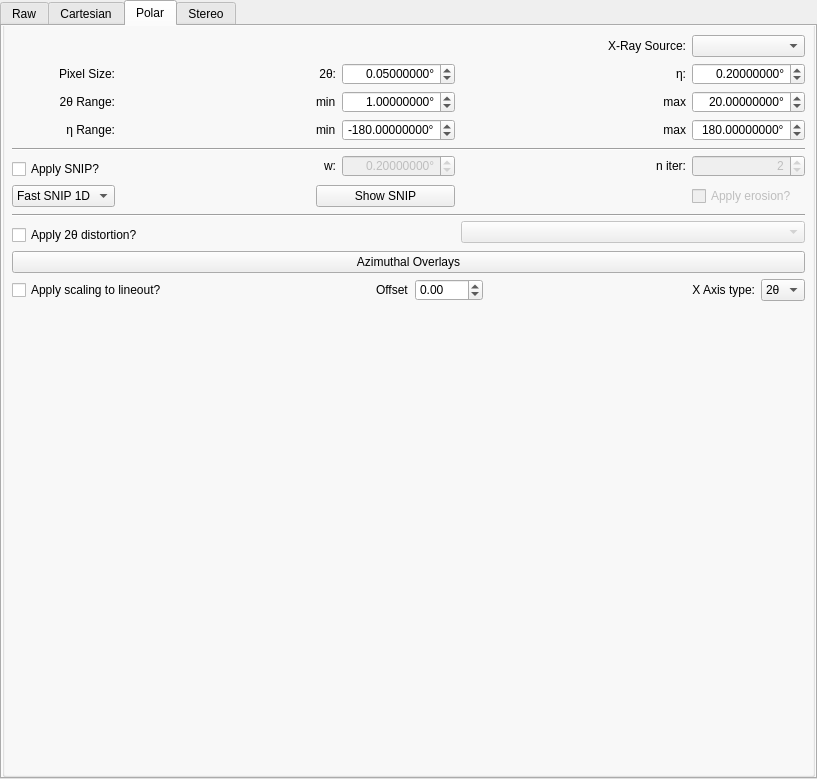
Qt form hexrdgui/resources/ui/image_mode_widget.ui (HEXRD/hexrdgui) before a commit.
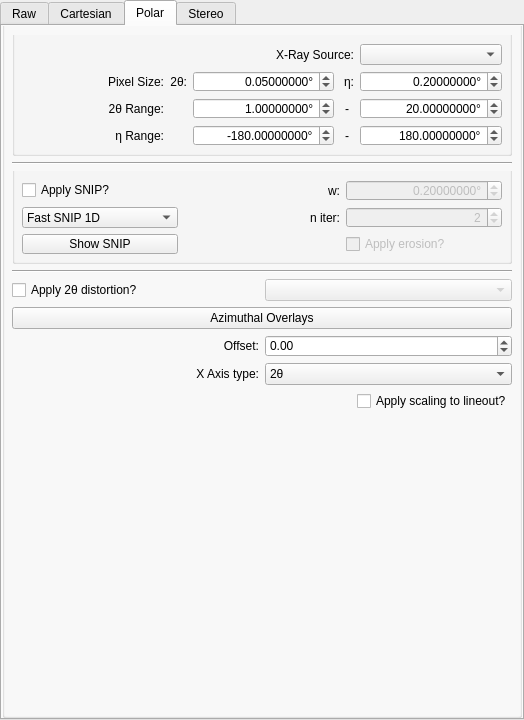
The same form after that commit. The open tabs and pages were chosen to show the change. Custom widgets are drawn as their Qt base class.

```diff
--- a/hexrdgui/resources/ui/image_mode_widget.ui
+++ b/hexrdgui/resources/ui/image_mode_widget.ui
@@ -6,8 +6,8 @@
    <rect>
     <x>0</x>
     <y>0</y>
-    <width>817</width>
-    <height>779</height>
+    <width>524</width>
+    <height>720</height>
    </rect>
   </property>
   <layout class="QGridLayout" name="gridLayout_4">
@@ -331,89 +331,15 @@
          </property>
          <layout class="QVBoxLayout" name="verticalLayout">
           <item>
-           <layout class="QGridLayout" name="gridLayout_3">
-            <item row="5" column="0" rowspan="2" colspan="7">
-             <widget class="Line" name="line_above_snip">
-              <property name="orientation">
-               <enum>Qt::Horizontal</enum>
+           <layout class="QVBoxLayout" name="verticalLayout_5">
+            <item>
+             <widget class="QGroupBox" name="groupBox_3">
+              <property name="title">
+               <string/>
               </property>
-             </widget>
-            </item>
-            <item row="3" column="5">
-             <widget class="QLabel" name="label_5">
-              <property name="text">
-               <string>max</string>
-              </property>
-              <property name="alignment">
-               <set>Qt::AlignRight|Qt::AlignTrailing|Qt::AlignVCenter</set>
-              </property>
-             </widget>
-            </item>
-            <item row="4" column="2">
-             <widget class="QLabel" name="label_14">
-              <property name="text">
-               <string>min</string>
-              </property>
-             </widget>
-            </item>
-            <item row="2" column="5">
-             <widget class="QLabel" name="label_2">
-              <property name="text">
-               <string>η:</string>
-              </property>
-              <property name="alignment">
-               <set>Qt::AlignRight|Qt::AlignTrailing|Qt::AlignVCenter</set>
-              </property>
-             </widget>
-            </item>
-            <item row="8" column="6">
-             <widget class="QCheckBox" name="polar_apply_erosion">
-              <property name="enabled">
-               <bool>false</bool>
-              </property>
-              <property name="toolTip">
-               <string>Apply binary erosion to eliminate edge artifacts.</string>
-              </property>
-              <property name="text">
-               <string>Apply erosion?</string>
-              </property>
-             </widget>
-            </item>
-            <item row="15" column="0">
-             <layout class="QHBoxLayout" name="horizontalLayout">
-              <property name="spacing">
-               <number>0</number>
-              </property>
-             </layout>
-            </item>
-            <item row="2" column="0">
-             <widget class="QLabel" name="label_3">
-              <property name="text">
-               <string>Pixel Size:</string>
-              </property>
-              <property name="alignment">
-               <set>Qt::AlignRight|Qt::AlignTrailing|Qt::AlignVCenter</set>
-              </property>
-             </widget>
-            </item>
-            <item row="6" column="2" rowspan="2">
-             <widget class="QLabel" name="label_10">
-              <property name="enabled">
-               <bool>true</bool>
-              </property>
-              <property name="text">
-               <string>w:</string>
-              </property>
-              <property name="alignment">
-               <set>Qt::AlignRight|Qt::AlignTrailing|Qt::AlignVCenter</set>
-              </property>
-             </widget>
-            </item>
-            <item row="6" column="3" rowspan="2">
-             <widget class="ScientificDoubleSpinBox" name="polar_snip1d_width">
-              <property name="enabled">
-               <bool>false</bool>
-              </property>
+              <layout class="QGridLayout" name="gridLayout_7">
+               <item row="1" column="4">
+                <widget class="ScientificDoubleSpinBox" name="polar_pixel_size_eta">
               <property name="alignment">
                <set>Qt::AlignRight|Qt::AlignTrailing|Qt::AlignVCenter</set>
               </property>
@@ -427,10 +353,10 @@
                <number>8</number>
               </property>
               <property name="minimum">
-               <double>0.000010000000000</double>
+                  <double>0.000100000000000</double>
               </property>
               <property name="maximum">
-               <double>100.000000000000000</double>
+                  <double>360.000000000000000</double>
               </property>
               <property name="singleStep">
                <double>0.100000000000000</double>
@@ -440,24 +366,37 @@
               </property>
              </widget>
             </item>
-            <item row="4" column="5">
-             <widget class="QLabel" name="label_15">
+               <item row="0" column="4">
+                <widget class="QComboBox" name="polar_active_beam">
+                 <property name="toolTip">
+                  <string>&lt;html&gt;&lt;head/&gt;&lt;body&gt;&lt;p&gt;Set the X-Ray Source used to create the polar view. This X-Ray Source will also be used in any place int he program where a single x-ray source is expected.&lt;/p&gt;&lt;p&gt;This option is only visible if an instrument with multiple x-ray sources is loaded.&lt;/p&gt;&lt;/body&gt;&lt;/html&gt;</string>
+                 </property>
+                </widget>
+               </item>
+               <item row="0" column="2" colspan="2">
+                <widget class="QLabel" name="polar_active_beam_label">
+                 <property name="toolTip">
+                  <string>&lt;html&gt;&lt;head/&gt;&lt;body&gt;&lt;p&gt;Set the X-Ray Source used to create the polar view. This X-Ray Source will also be used in any place int he program where a single x-ray source is expected.&lt;/p&gt;&lt;p&gt;This option is only visible if an instrument with multiple x-ray sources is loaded.&lt;/p&gt;&lt;/body&gt;&lt;/html&gt;</string>
+                 </property>
               <property name="text">
-               <string>max</string>
+                  <string>X-Ray Source:</string>
               </property>
               <property name="alignment">
                <set>Qt::AlignRight|Qt::AlignTrailing|Qt::AlignVCenter</set>
               </property>
              </widget>
             </item>
-            <item row="3" column="3">
-             <widget class="ScientificDoubleSpinBox" name="polar_res_tth_min">
+               <item row="1" column="2">
+                <widget class="ScientificDoubleSpinBox" name="polar_pixel_size_tth">
               <property name="alignment">
                <set>Qt::AlignRight|Qt::AlignTrailing|Qt::AlignVCenter</set>
               </property>
               <property name="keyboardTracking">
                <bool>false</bool>
               </property>
+                 <property name="prefix">
+                  <string/>
+                 </property>
               <property name="suffix">
                <string>°</string>
               </property>
@@ -465,51 +404,77 @@
                <number>8</number>
               </property>
               <property name="minimum">
-               <double>0.000010000000000</double>
+                  <double>0.000100000000000</double>
               </property>
               <property name="maximum">
-               <double>180.000000000000000</double>
+                  <double>10.000000000000000</double>
               </property>
               <property name="singleStep">
                <double>0.010000000000000</double>
               </property>
               <property name="value">
-               <double>1.000000000000000</double>
+                  <double>0.050000000000000</double>
+                 </property>
+                </widget>
+               </item>
+               <item row="3" column="2">
+                <widget class="ScientificDoubleSpinBox" name="polar_res_eta_min">
+                 <property name="alignment">
+                  <set>Qt::AlignRight|Qt::AlignTrailing|Qt::AlignVCenter</set>
+                 </property>
+                 <property name="keyboardTracking">
+                  <bool>false</bool>
+                 </property>
+                 <property name="suffix">
+                  <string>°</string>
+                 </property>
+                 <property name="decimals">
+                  <number>8</number>
+                 </property>
+                 <property name="minimum">
+                  <double>-360.000000000000000</double>
+                 </property>
+                 <property name="maximum">
+                  <double>360.000000000000000</double>
+                 </property>
+                 <property name="value">
+                  <double>-180.000000000000000</double>
+                 </property>
+                </widget>
+               </item>
+               <item row="3" column="4">
+                <widget class="ScientificDoubleSpinBox" name="polar_res_eta_max">
+                 <property name="alignment">
+                  <set>Qt::AlignRight|Qt::AlignTrailing|Qt::AlignVCenter</set>
+                 </property>
+                 <property name="keyboardTracking">
+                  <bool>false</bool>
+                 </property>
+                 <property name="suffix">
+                  <string>°</string>
+                 </property>
+                 <property name="decimals">
+                  <number>8</number>
+                 </property>
+                 <property name="minimum">
+                  <double>-360.000000000000000</double>
+                 </property>
+                 <property name="maximum">
+                  <double>360.000000000000000</double>
+                 </property>
+                 <property name="value">
+                  <double>180.000000000000000</double>
               </property>
              </widget>
             </item>
             <item row="3" column="0">
-             <widget class="QLabel" name="label_4">
-              <property name="text">
-               <string>2θ Range:</string>
-              </property>
-              <property name="alignment">
-               <set>Qt::AlignRight|Qt::AlignTrailing|Qt::AlignVCenter</set>
-              </property>
-             </widget>
-            </item>
-            <item row="9" column="0" rowspan="2" colspan="7">
-             <widget class="Line" name="line_above_tth_distortion">
-              <property name="orientation">
-               <enum>Qt::Horizontal</enum>
-              </property>
-             </widget>
-            </item>
-            <item row="11" column="0" colspan="2">
-             <widget class="QCheckBox" name="polar_apply_tth_distortion">
-              <property name="enabled">
-               <bool>true</bool>
-              </property>
-              <property name="toolTip">
-               <string>&lt;html&gt;&lt;head/&gt;&lt;body&gt;&lt;p&gt;Apply 2θ distortion from an overlay to the polar view.&lt;/p&gt;&lt;p&gt;2θ distortion may only be applied using an overlay that has Sample Layer Distortion enabled.&lt;/p&gt;&lt;/body&gt;&lt;/html&gt;</string>
-              </property>
-              <property name="text">
-               <string>Apply 2θ distortion?</string>
-              </property>
-             </widget>
-            </item>
-            <item row="4" column="0">
              <widget class="QLabel" name="label_13">
+                 <property name="sizePolicy">
+                  <sizepolicy hsizetype="Preferred" vsizetype="Preferred">
+                   <horstretch>0</horstretch>
+                   <verstretch>0</verstretch>
+                  </sizepolicy>
+                 </property>
               <property name="text">
                <string>η Range:</string>
               </property>
@@ -518,11 +483,59 @@
               </property>
              </widget>
             </item>
+               <item row="1" column="3">
+                <widget class="QLabel" name="label_2">
+                 <property name="sizePolicy">
+                  <sizepolicy hsizetype="Fixed" vsizetype="Preferred">
+                   <horstretch>0</horstretch>
+                   <verstretch>0</verstretch>
+                  </sizepolicy>
+                 </property>
+                 <property name="text">
+                  <string> η:</string>
+                 </property>
+                 <property name="alignment">
+                  <set>Qt::AlignRight|Qt::AlignTrailing|Qt::AlignVCenter</set>
+                 </property>
+                </widget>
+               </item>
             <item row="2" column="3">
-             <widget class="ScientificDoubleSpinBox" name="polar_pixel_size_tth">
+                <widget class="QLabel" name="label_5">
+                 <property name="sizePolicy">
+                  <sizepolicy hsizetype="Preferred" vsizetype="Preferred">
+                   <horstretch>0</horstretch>
+                   <verstretch>0</verstretch>
+                  </sizepolicy>
+                 </property>
+                 <property name="text">
+                  <string>-</string>
+                 </property>
               <property name="alignment">
+                  <set>Qt::AlignCenter</set>
+                 </property>
+                </widget>
+               </item>
+               <item row="2" column="0">
+                <widget class="QLabel" name="label_4">
+                 <property name="sizePolicy">
+                  <sizepolicy hsizetype="Preferred" vsizetype="Preferred">
+                   <horstretch>0</horstretch>
+                   <verstretch>0</verstretch>
+                  </sizepolicy>
+                 </property>
+                 <property name="text">
+                  <string>2θ Range:</string>
+                 </property>
+                 <property name="alignment">
                <set>Qt::AlignRight|Qt::AlignTrailing|Qt::AlignVCenter</set>
               </property>
+                </widget>
+               </item>
+               <item row="2" column="4">
+                <widget class="ScientificDoubleSpinBox" name="polar_res_tth_max">
+                 <property name="alignment">
+                  <set>Qt::AlignRight|Qt::AlignTrailing|Qt::AlignVCenter</set>
+                 </property>
               <property name="keyboardTracking">
                <bool>false</bool>
               </property>
@@ -533,93 +546,126 @@
                <number>8</number>
               </property>
               <property name="minimum">
-               <double>0.000100000000000</double>
+                  <double>0.000010000000000</double>
               </property>
               <property name="maximum">
-               <double>10.000000000000000</double>
+                  <double>180.000000000000000</double>
               </property>
               <property name="singleStep">
                <double>0.010000000000000</double>
               </property>
               <property name="value">
-               <double>0.050000000000000</double>
+                  <double>20.000000000000000</double>
               </property>
              </widget>
             </item>
-            <item row="8" column="2" colspan="2">
+               <item row="2" column="2">
+                <widget class="ScientificDoubleSpinBox" name="polar_res_tth_min">
+                 <property name="alignment">
+                  <set>Qt::AlignRight|Qt::AlignTrailing|Qt::AlignVCenter</set>
+                 </property>
+                 <property name="keyboardTracking">
+                  <bool>false</bool>
+                 </property>
+                 <property name="suffix">
+                  <string>°</string>
+                 </property>
+                 <property name="decimals">
+                  <number>8</number>
+                 </property>
+                 <property name="minimum">
+                  <double>0.000010000000000</double>
+                 </property>
+                 <property name="maximum">
+                  <double>180.000000000000000</double>
+                 </property>
+                 <property name="singleStep">
+                  <double>0.010000000000000</double>
+                 </property>
+                 <property name="value">
+                  <double>1.000000000000000</double>
+                 </property>
+                </widget>
+               </item>
+               <item row="3" column="3">
+                <widget class="QLabel" name="label_12">
+                 <property name="sizePolicy">
+                  <sizepolicy hsizetype="Preferred" vsizetype="Preferred">
+                   <horstretch>0</horstretch>
+                   <verstretch>0</verstretch>
+                  </sizepolicy>
+                 </property>
+                 <property name="text">
+                  <string>-</string>
+                 </property>
+                 <property name="alignment">
+                  <set>Qt::AlignCenter</set>
+                 </property>
+                </widget>
+               </item>
+               <item row="1" column="1">
+                <widget class="QLabel" name="label_6">
+                 <property name="sizePolicy">
+                  <sizepolicy hsizetype="Fixed" vsizetype="Preferred">
+                   <horstretch>0</horstretch>
+                   <verstretch>0</verstretch>
+                  </sizepolicy>
+                 </property>
+                 <property name="text">
+                  <string>2θ:</string>
+                 </property>
+                 <property name="alignment">
+                  <set>Qt::AlignRight|Qt::AlignTrailing|Qt::AlignVCenter</set>
+                 </property>
+                </widget>
+               </item>
+               <item row="1" column="0">
+                <widget class="QLabel" name="label_3">
+                 <property name="sizePolicy">
+                  <sizepolicy hsizetype="Preferred" vsizetype="Preferred">
+                   <horstretch>0</horstretch>
+                   <verstretch>0</verstretch>
+                  </sizepolicy>
+                 </property>
+                 <property name="text">
+                  <string>Pixel Size:</string>
+                 </property>
+                 <property name="alignment">
+                  <set>Qt::AlignRight|Qt::AlignTrailing|Qt::AlignVCenter</set>
+                 </property>
+                </widget>
+               </item>
+              </layout>
+             </widget>
+            </item>
+            <item>
+             <widget class="Line" name="line_above_snip">
+              <property name="orientation">
+               <enum>Qt::Horizontal</enum>
+              </property>
+             </widget>
+            </item>
+            <item>
+             <widget class="QGroupBox" name="snip_group">
+              <property name="title">
+               <string/>
+              </property>
+              <layout class="QGridLayout" name="gridLayout_6">
+               <item row="2" column="0">
              <widget class="QPushButton" name="polar_show_snip1d">
               <property name="text">
                <string>Show SNIP</string>
               </property>
              </widget>
             </item>
-            <item row="4" column="3">
-             <widget class="ScientificDoubleSpinBox" name="polar_res_eta_min">
-              <property name="alignment">
-               <set>Qt::AlignRight|Qt::AlignTrailing|Qt::AlignVCenter</set>
-              </property>
-              <property name="keyboardTracking">
-               <bool>false</bool>
-              </property>
-              <property name="suffix">
-               <string>°</string>
-              </property>
-              <property name="decimals">
-               <number>8</number>
-              </property>
-              <property name="minimum">
-               <double>-360.000000000000000</double>
-              </property>
-              <property name="maximum">
-               <double>360.000000000000000</double>
-              </property>
-              <property name="value">
-               <double>-180.000000000000000</double>
-              </property>
-             </widget>
-            </item>
-            <item row="6" column="4" rowspan="2">
-             <spacer name="horizontalSpacer_2">
-              <property name="orientation">
-               <enum>Qt::Horizontal</enum>
-              </property>
-              <property name="sizeHint" stdset="0">
-               <size>
-                <width>40</width>
-                <height>20</height>
-               </size>
-              </property>
-             </spacer>
-            </item>
-            <item row="2" column="6">
-             <widget class="ScientificDoubleSpinBox" name="polar_pixel_size_eta">
-              <property name="alignment">
-               <set>Qt::AlignRight|Qt::AlignTrailing|Qt::AlignVCenter</set>
-              </property>
-              <property name="keyboardTracking">
-               <bool>false</bool>
-              </property>
-              <property name="suffix">
-               <string>°</string>
-              </property>
-              <property name="decimals">
-               <number>8</number>
-              </property>
-              <property name="minimum">
-               <double>0.000100000000000</double>
-              </property>
-              <property name="maximum">
-               <double>360.000000000000000</double>
-              </property>
-              <property name="singleStep">
-               <double>0.100000000000000</double>
-              </property>
-              <property name="value">
-               <double>0.200000000000000</double>
-              </property>
-             </widget>
-            </item>
-            <item row="8" column="0">
+               <item row="0" column="0">
+                <widget class="QCheckBox" name="polar_apply_snip1d">
+                 <property name="text">
+                  <string>Apply SNIP?</string>
+                 </property>
+                </widget>
+               </item>
+               <item row="1" column="0">
              <widget class="QComboBox" name="polar_snip1d_algorithm">
               <item>
                <property name="text">
@@ -638,35 +684,151 @@
               </item>
              </widget>
             </item>
-            <item row="13" column="0" colspan="7">
+               <item row="0" column="2">
+                <widget class="ScientificDoubleSpinBox" name="polar_snip1d_width">
+                 <property name="enabled">
+                  <bool>false</bool>
+                 </property>
+                 <property name="alignment">
+                  <set>Qt::AlignRight|Qt::AlignTrailing|Qt::AlignVCenter</set>
+                 </property>
+                 <property name="keyboardTracking">
+                  <bool>false</bool>
+                 </property>
+                 <property name="suffix">
+                  <string>°</string>
+                 </property>
+                 <property name="decimals">
+                  <number>8</number>
+                 </property>
+                 <property name="minimum">
+                  <double>0.000010000000000</double>
+                 </property>
+                 <property name="maximum">
+                  <double>100.000000000000000</double>
+                 </property>
+                 <property name="singleStep">
+                  <double>0.100000000000000</double>
+                 </property>
+                 <property name="value">
+                  <double>0.200000000000000</double>
+                 </property>
+                </widget>
+               </item>
+               <item row="0" column="1">
+                <widget class="QLabel" name="label_10">
+                 <property name="enabled">
+                  <bool>true</bool>
+                 </property>
+                 <property name="text">
+                  <string>w:</string>
+                 </property>
+                 <property name="alignment">
+                  <set>Qt::AlignRight|Qt::AlignTrailing|Qt::AlignVCenter</set>
+                 </property>
+                </widget>
+               </item>
+               <item row="1" column="1">
+                <widget class="QLabel" name="label_11">
+                 <property name="enabled">
+                  <bool>true</bool>
+                 </property>
+                 <property name="text">
+                  <string>n iter:</string>
+                 </property>
+                 <property name="alignment">
+                  <set>Qt::AlignRight|Qt::AlignTrailing|Qt::AlignVCenter</set>
+                 </property>
+                </widget>
+               </item>
+               <item row="1" column="2">
+                <widget class="QSpinBox" name="polar_snip1d_numiter">
+                 <property name="enabled">
+                  <bool>false</bool>
+                 </property>
+                 <property name="alignment">
+                  <set>Qt::AlignRight|Qt::AlignTrailing|Qt::AlignVCenter</set>
+                 </property>
+                 <property name="keyboardTracking">
+                  <bool>false</bool>
+                 </property>
+                 <property name="minimum">
+                  <number>1</number>
+                 </property>
+                 <property name="maximum">
+                  <number>100</number>
+                 </property>
+                 <property name="value">
+                  <number>2</number>
+                 </property>
+                </widget>
+               </item>
+               <item row="2" column="2">
+                <widget class="QCheckBox" name="polar_apply_erosion">
+                 <property name="enabled">
+                  <bool>false</bool>
+                 </property>
+                 <property name="toolTip">
+                  <string>Apply binary erosion to eliminate edge artifacts.</string>
+                 </property>
+                 <property name="text">
+                  <string>Apply erosion?</string>
+                 </property>
+                </widget>
+               </item>
+              </layout>
+             </widget>
+            </item>
+            <item>
+             <widget class="Line" name="line_above_tth_distortion">
+              <property name="orientation">
+               <enum>Qt::Horizontal</enum>
+              </property>
+             </widget>
+            </item>
+            <item>
+             <layout class="QHBoxLayout" name="horizontalLayout">
+              <item>
+               <widget class="QCheckBox" name="polar_apply_tth_distortion">
+                <property name="enabled">
+                 <bool>true</bool>
+                </property>
+                <property name="toolTip">
+                 <string>&lt;html&gt;&lt;head/&gt;&lt;body&gt;&lt;p&gt;Apply 2θ distortion from an overlay to the polar view.&lt;/p&gt;&lt;p&gt;2θ distortion may only be applied using an overlay that has Sample Layer Distortion enabled.&lt;/p&gt;&lt;/body&gt;&lt;/html&gt;</string>
+                </property>
+                <property name="text">
+                 <string>Apply 2θ distortion?</string>
+                </property>
+               </widget>
+              </item>
+              <item>
+               <widget class="QComboBox" name="polar_tth_distortion_overlay">
+                <property name="enabled">
+                 <bool>false</bool>
+                </property>
+                <property name="toolTip">
+                 <string>&lt;html&gt;&lt;head/&gt;&lt;body&gt;&lt;p&gt;Apply 2θ distortion from an overlay to the polar view.&lt;/p&gt;&lt;p&gt;2θ distortion may only be applied using an overlay that has Sample Layer Distortion enabled.&lt;/p&gt;&lt;/body&gt;&lt;/html&gt;</string>
+                </property>
+               </widget>
+              </item>
+             </layout>
+            </item>
+            <item>
+             <widget class="QPushButton" name="polar_azimuthal_overlays">
+              <property name="text">
+               <string>Azimuthal Overlays</string>
+              </property>
+             </widget>
+            </item>
+            <item>
              <layout class="QHBoxLayout" name="horizontalLayout_2">
               <item>
-               <widget class="QCheckBox" name="polar_apply_scaling_to_lineout">
-                <property name="toolTip">
-                 <string>&lt;html&gt;&lt;head/&gt;&lt;body&gt;&lt;p&gt;If checked, the scaling from the color map will also be applied to the lineout.&lt;/p&gt;&lt;p&gt;&lt;br/&gt;&lt;/p&gt;&lt;p&gt;If the scaling is applied to the lineout, note that the lineout is generated as follows: &lt;/p&gt;&lt;p&gt;&lt;br/&gt;&lt;/p&gt;&lt;p&gt;&lt;span style=&quot; font-style:italic;&quot;&gt;mean(sum(scale(img - min(img)), axis=0))&lt;/span&gt;&lt;/p&gt;&lt;p&gt;&lt;br/&gt;&lt;/p&gt;&lt;p&gt;The minimum of the image is subtracted before scaling. The sum is performed after scaling. And the mean is performed at the end so that masked values are not treated as zero.&lt;/p&gt;&lt;/body&gt;&lt;/html&gt;</string>
-                </property>
-                <property name="text">
-                 <string>Apply scaling to lineout?</string>
-                </property>
-               </widget>
-              </item>
-              <item>
-               <spacer name="horizontalSpacer_3">
-                <property name="orientation">
-                 <enum>Qt::Horizontal</enum>
-                </property>
-                <property name="sizeHint" stdset="0">
-                 <size>
-                  <width>40</width>
-                  <height>20</height>
-                 </size>
-                </property>
-               </spacer>
-              </item>
-              <item alignment="Qt::AlignRight">
                <widget class="QLabel" name="offset_label">
                 <property name="text">
-                 <string>Offset</string>
+                 <string>Offset:</string>
+                </property>
+                <property name="alignment">
+                 <set>Qt::AlignRight|Qt::AlignTrailing|Qt::AlignVCenter</set>
                 </property>
                </widget>
               </item>
@@ -683,19 +845,10 @@
                 </property>
                </widget>
               </item>
-              <item>
-               <spacer name="horizontalSpacer_4">
-                <property name="orientation">
-                 <enum>Qt::Horizontal</enum>
-                </property>
-                <property name="sizeHint" stdset="0">
-                 <size>
-                  <width>40</width>
-                  <height>20</height>
-                 </size>
-                </property>
-               </spacer>
-              </item>
+             </layout>
+            </item>
+            <item>
+             <layout class="QHBoxLayout" name="horizontalLayout_3">
               <item>
                <widget class="QLabel" name="polar_x_axis_type_label">
                 <property name="toolTip">
@@ -728,29 +881,9 @@
               </item>
              </layout>
             </item>
-            <item row="6" column="6" rowspan="2">
-             <widget class="QSpinBox" name="polar_snip1d_numiter">
-              <property name="enabled">
-               <bool>false</bool>
-              </property>
-              <property name="alignment">
-               <set>Qt::AlignRight|Qt::AlignTrailing|Qt::AlignVCenter</set>
-              </property>
-              <property name="keyboardTracking">
-               <bool>false</bool>
-              </property>
-              <property name="minimum">
-               <number>1</number>
-              </property>
-              <property name="maximum">
-               <number>10000</number>
-              </property>
-              <property name="value">
-               <number>2</number>
-              </property>
-             </widget>
-            </item>
-            <item row="6" column="1" rowspan="2">
+            <item>
+             <layout class="QHBoxLayout" name="horizontalLayout_4">
+              <item>
              <spacer name="horizontalSpacer">
               <property name="orientation">
                <enum>Qt::Horizontal</enum>
@@ -763,132 +896,17 @@
               </property>
              </spacer>
             </item>
-            <item row="12" column="0" colspan="7">
-             <widget class="QPushButton" name="polar_azimuthal_overlays">
-              <property name="text">
-               <string>Azimuthal Overlays</string>
-              </property>
-             </widget>
-            </item>
-            <item row="4" column="6">
-             <widget class="ScientificDoubleSpinBox" name="polar_res_eta_max">
-              <property name="alignment">
-               <set>Qt::AlignRight|Qt::AlignTrailing|Qt::AlignVCenter</set>
-              </property>
-              <property name="keyboardTracking">
-               <bool>false</bool>
-              </property>
-              <property name="suffix">
-               <string>°</string>
-              </property>
-              <property name="decimals">
-               <number>8</number>
-              </property>
-              <property name="minimum">
-               <double>-360.000000000000000</double>
-              </property>
-              <property name="maximum">
-               <double>360.000000000000000</double>
-              </property>
-              <property name="value">
-               <double>180.000000000000000</double>
-              </property>
-             </widget>
-            </item>
-            <item row="7" column="0">
-             <widget class="QCheckBox" name="polar_apply_snip1d">
-              <property name="text">
-               <string>Apply SNIP?</string>
-              </property>
-             </widget>
-            </item>
-            <item row="3" column="6">
-             <widget class="ScientificDoubleSpinBox" name="polar_res_tth_max">
-              <property name="alignment">
-               <set>Qt::AlignRight|Qt::AlignTrailing|Qt::AlignVCenter</set>
-              </property>
-              <property name="keyboardTracking">
-               <bool>false</bool>
-              </property>
-              <property name="suffix">
-               <string>°</string>
-              </property>
-              <property name="decimals">
-               <number>8</number>
-              </property>
-              <property name="minimum">
-               <double>0.000010000000000</double>
-              </property>
-              <property name="maximum">
-               <double>180.000000000000000</double>
-              </property>
-              <property name="singleStep">
-               <double>0.010000000000000</double>
-              </property>
-              <property name="value">
-               <double>20.000000000000000</double>
-              </property>
-             </widget>
-            </item>
-            <item row="10" column="4" rowspan="2" colspan="3">
-             <widget class="QComboBox" name="polar_tth_distortion_overlay">
-              <property name="enabled">
-               <bool>false</bool>
-              </property>
+              <item>
+               <widget class="QCheckBox" name="polar_apply_scaling_to_lineout">
               <property name="toolTip">
-               <string>&lt;html&gt;&lt;head/&gt;&lt;body&gt;&lt;p&gt;Apply 2θ distortion from an overlay to the polar view.&lt;/p&gt;&lt;p&gt;2θ distortion may only be applied using an overlay that has Sample Layer Distortion enabled.&lt;/p&gt;&lt;/body&gt;&lt;/html&gt;</string>
-              </property>
-             </widget>
-            </item>
-            <item row="2" column="2">
-             <widget class="QLabel" name="label_6">
+                 <string>&lt;html&gt;&lt;head/&gt;&lt;body&gt;&lt;p&gt;If checked, the scaling from the color map will also be applied to the lineout.&lt;/p&gt;&lt;p&gt;&lt;br/&gt;&lt;/p&gt;&lt;p&gt;If the scaling is applied to the lineout, note that the lineout is generated as follows: &lt;/p&gt;&lt;p&gt;&lt;br/&gt;&lt;/p&gt;&lt;p&gt;&lt;span style=&quot; font-style:italic;&quot;&gt;mean(sum(scale(img - min(img)), axis=0))&lt;/span&gt;&lt;/p&gt;&lt;p&gt;&lt;br/&gt;&lt;/p&gt;&lt;p&gt;The minimum of the image is subtracted before scaling. The sum is performed after scaling. And the mean is performed at the end so that masked values are not treated as zero.&lt;/p&gt;&lt;/body&gt;&lt;/html&gt;</string>
+                </property>
               <property name="text">
-               <string>2θ:</string>
-              </property>
-              <property name="alignment">
-               <set>Qt::AlignRight|Qt::AlignTrailing|Qt::AlignVCenter</set>
-              </property>
-             </widget>
-            </item>
-            <item row="3" column="2">
-             <widget class="QLabel" name="label_12">
-              <property name="text">
-               <string>min</string>
-              </property>
-             </widget>
-            </item>
-            <item row="6" column="5" rowspan="2">
-             <widget class="QLabel" name="label_11">
-              <property name="enabled">
-               <bool>true</bool>
-              </property>
-              <property name="text">
-               <string>n iter:</string>
-              </property>
-              <property name="alignment">
-               <set>Qt::AlignRight|Qt::AlignTrailing|Qt::AlignVCenter</set>
-              </property>
-             </widget>
-            </item>
-            <item row="0" column="6">
-             <widget class="QComboBox" name="polar_active_beam">
-              <property name="toolTip">
-               <string>&lt;html&gt;&lt;head/&gt;&lt;body&gt;&lt;p&gt;Set the X-Ray Source used to create the polar view. This X-Ray Source will also be used in any place int he program where a single x-ray source is expected.&lt;/p&gt;&lt;p&gt;This option is only visible if an instrument with multiple x-ray sources is loaded.&lt;/p&gt;&lt;/body&gt;&lt;/html&gt;</string>
-              </property>
-             </widget>
-            </item>
-            <item row="0" column="4" colspan="2">
-             <widget class="QLabel" name="polar_active_beam_label">
-              <property name="toolTip">
-               <string>&lt;html&gt;&lt;head/&gt;&lt;body&gt;&lt;p&gt;Set the X-Ray Source used to create the polar view. This X-Ray Source will also be used in any place int he program where a single x-ray source is expected.&lt;/p&gt;&lt;p&gt;This option is only visible if an instrument with multiple x-ray sources is loaded.&lt;/p&gt;&lt;/body&gt;&lt;/html&gt;</string>
-              </property>
-              <property name="text">
-               <string>X-Ray Source:</string>
-              </property>
-              <property name="alignment">
-               <set>Qt::AlignRight|Qt::AlignTrailing|Qt::AlignVCenter</set>
-              </property>
-             </widget>
+                 <string>Apply scaling to lineout?</string>
+                </property>
+               </widget>
+              </item>
+             </layout>
             </item>
            </layout>
           </item>
```
Left out of the diff: 19 changed lines with no effect on the pictures. Lines whose indentation alone changed are shown as unchanged.
